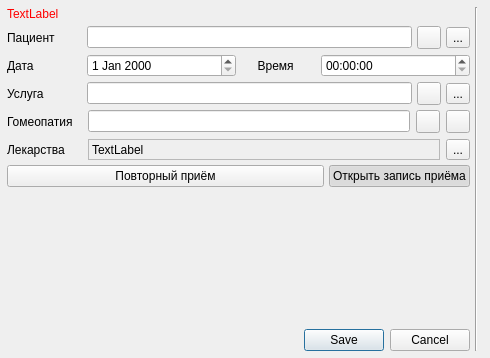
Above: interface/appointment/appointmentForm.ui from strizh78/MApp before the change. Below: the same form after it.
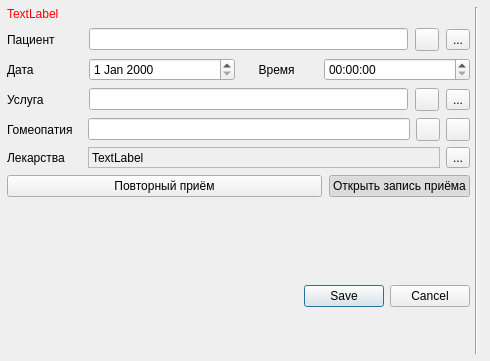
That is the form after the change. Icons and pictures are not drawn. Custom widgets are drawn as their Qt base class.

The edit to the form file:
```diff
--- a/interface/appointment/appointmentForm.ui
+++ b/interface/appointment/appointmentForm.ui
@@ -7,7 +7,7 @@
     <x>0</x>
     <y>0</y>
     <width>490</width>
-    <height>358</height>
+    <height>361</height>
    </rect>
   </property>
   <property name="sizePolicy">
@@ -42,7 +42,7 @@
    <item>
     <layout class="QVBoxLayout" name="verticalLayout_2">
      <property name="spacing">
-      <number>-1</number>
+      <number>7</number>
      </property>
      <item>
       <layout class="QVBoxLayout" name="verticalLayout">
@@ -490,8 +490,8 @@
        </property>
        <property name="sizeHint" stdset="0">
         <size>
-         <width>20</width>
-         <height>40</height>
+         <width>0</width>
+         <height>20</height>
         </size>
        </property>
       </spacer>
@@ -503,6 +503,32 @@
        </property>
       </widget>
      </item>
+     <item>
+      <spacer name="verticalSpacer_2">
+       <property name="orientation">
+        <enum>Qt::Vertical</enum>
+       </property>
+       <property name="sizeType">
+        <enum>QSizePolicy::Fixed</enum>
+       </property>
+       <property name="sizeHint" stdset="0">
+        <size>
+         <width>20</width>
+         <height>20</height>
+        </size>
+       </property>
+      </spacer>
+     </item>
+     <item>
+      <widget class="FilesListForm" name="fileTable" native="true">
+       <property name="minimumSize">
+        <size>
+         <width>0</width>
+         <height>20</height>
+        </size>
+       </property>
+      </widget>
+     </item>
     </layout>
    </item>
    <item>
@@ -518,6 +544,12 @@
   </layout>
  </widget>
  <customwidgets>
+  <customwidget>
+   <class>FilesListForm</class>
+   <extends>QWidget</extends>
+   <header>interface/file/filesListForm.h</header>
+   <container>1</container>
+  </customwidget>
   <customwidget>
    <class>AppointmentRecordForm</class>
    <extends>QWidget</extends>
```
